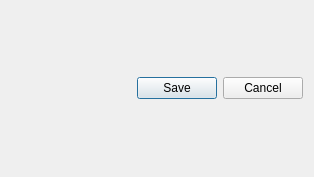
First picture: the form in src/app/activitydialog.ui, repository AlexandrePTJ/kemai, before the edit.
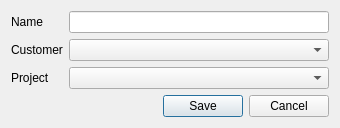
Second picture: the form after the edit.

Commit message: Add activity and project dialogs

```diff
--- a/src/app/activitydialog.ui
+++ b/src/app/activitydialog.ui
@@ -6,14 +6,61 @@
    <rect>
     <x>0</x>
     <y>0</y>
-    <width>314</width>
-    <height>177</height>
+       <width>340</width>
+       <height>127</height>
    </rect>
   </property>
   <property name="windowTitle">
    <string>Activity</string>
   </property>
   <layout class="QVBoxLayout" name="verticalLayout">
+         <item>
+             <layout class="QFormLayout" name="formLayout">
+                 <item row="0" column="0">
+                     <widget class="QLabel" name="lbName">
+                         <property name="text">
+                             <string>Name</string>
+                         </property>
+                     </widget>
+                 </item>
+                 <item row="0" column="1">
+                     <widget class="QLineEdit" name="leName"/>
+                 </item>
+                 <item row="1" column="0">
+                     <widget class="QLabel" name="lbCustomer">
+                         <property name="text">
+                             <string>Customer</string>
+                         </property>
+                     </widget>
+                 </item>
+                 <item row="1" column="1">
+                     <widget class="QComboBox" name="cbCustomer"/>
+                 </item>
+                 <item row="2" column="0">
+                     <widget class="QLabel" name="lbProject">
+                         <property name="text">
+                             <string>Project</string>
+                         </property>
+                     </widget>
+                 </item>
+                 <item row="2" column="1">
+                     <widget class="QComboBox" name="cbProject"/>
+                 </item>
+             </layout>
+         </item>
+         <item>
+             <spacer name="verticalSpacer">
+                 <property name="orientation">
+                     <enum>Qt::Vertical</enum>
+                 </property>
+                 <property name="sizeHint" stdset="0">
+                     <size>
+                         <width>20</width>
+                         <height>1</height>
+                     </size>
+                 </property>
+             </spacer>
+         </item>
    <item>
     <widget class="QDialogButtonBox" name="buttonBox">
      <property name="orientation">
```
Lines whose indentation alone changed are shown as unchanged. The commit also changes 13 other files.
